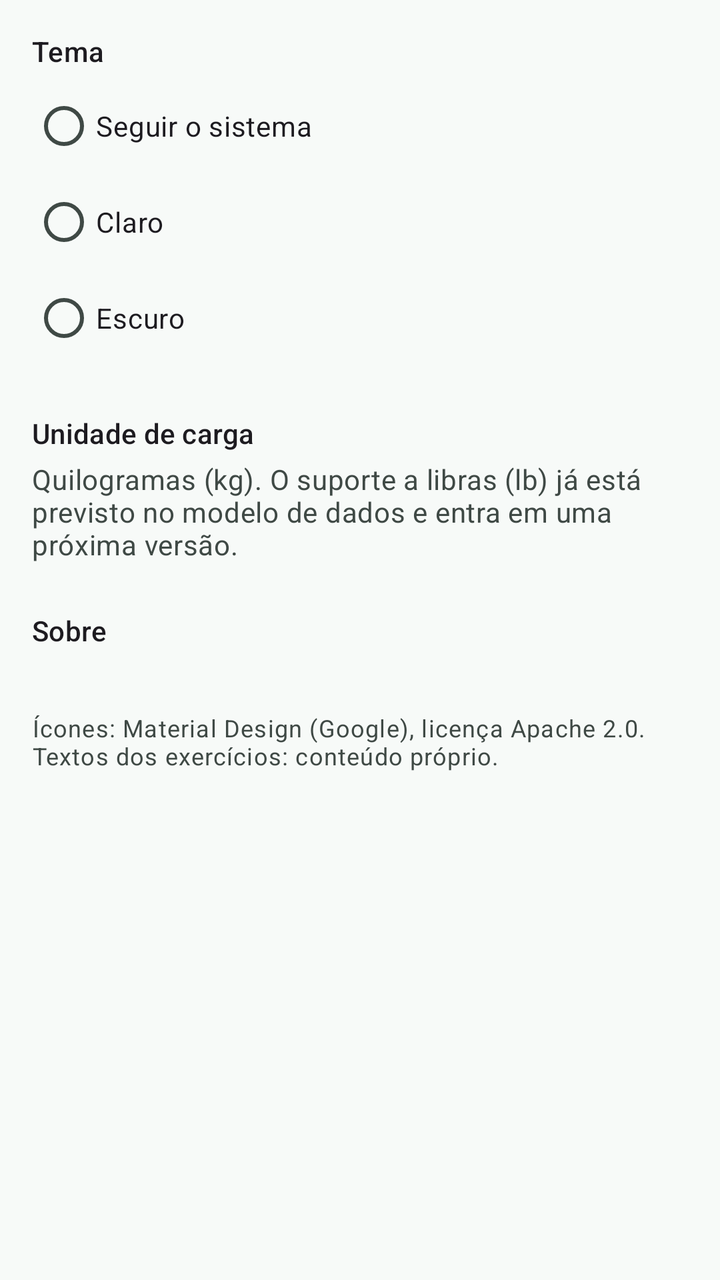
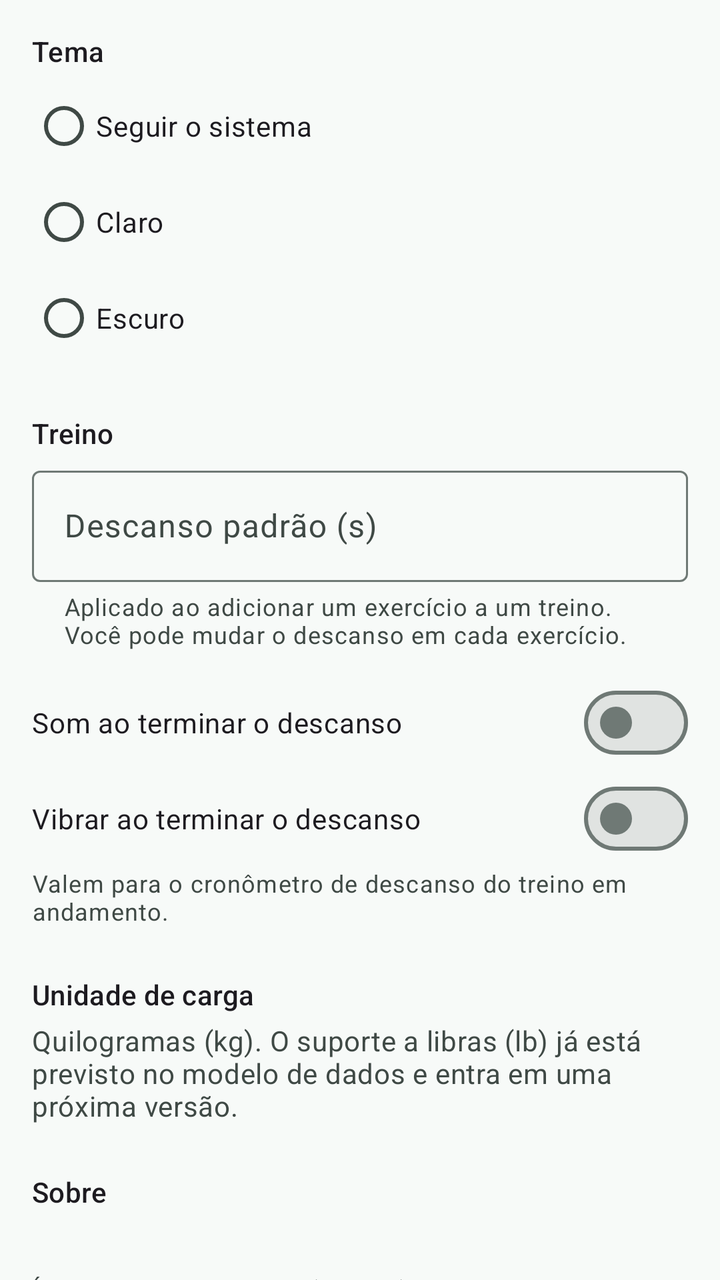

Before-and-after screenshots of an Android layout around one commit, followed by the original layout XML and the change that was made.
<!-- AndroidManifest.xml: application theme Theme.Gym -->
<!-- res/layout/fragment_settings.xml -->
<?xml version="1.0" encoding="utf-8"?>
<androidx.core.widget.NestedScrollView xmlns:android="http://schemas.android.com/apk/res/android"
    xmlns:app="http://schemas.android.com/apk/res-auto"
    android:layout_width="match_parent"
    android:layout_height="match_parent">

    <androidx.constraintlayout.widget.ConstraintLayout
        android:layout_width="match_parent"
        android:layout_height="wrap_content">

        <LinearLayout
            android:layout_width="0dp"
            android:layout_height="wrap_content"
            android:orientation="vertical"
            android:padding="@dimen/screen_margin"
            app:layout_constraintEnd_toEndOf="parent"
            app:layout_constraintStart_toStartOf="parent"
            app:layout_constraintTop_toTopOf="parent"
            app:layout_constraintWidth_max="@dimen/content_max_width">

            <TextView
                android:id="@+id/theme_title"
                android:layout_width="wrap_content"
                android:layout_height="wrap_content"
                android:accessibilityHeading="true"
                android:text="@string/settings_theme"
                android:textAppearance="?attr/textAppearanceTitleSmall" />

            <RadioGroup
                android:id="@+id/theme_group"
                android:layout_width="match_parent"
                android:layout_height="wrap_content"
                android:layout_marginTop="@dimen/space_xs">

                <RadioButton
                    android:id="@+id/theme_system"
                    android:layout_width="match_parent"
                    android:layout_height="wrap_content"
                    android:minHeight="@dimen/touch_target_min"
                    android:text="@string/settings_theme_system" />

                <RadioButton
                    android:id="@+id/theme_light"
                    android:layout_width="match_parent"
                    android:layout_height="wrap_content"
                    android:minHeight="@dimen/touch_target_min"
                    android:text="@string/settings_theme_light" />

                <RadioButton
                    android:id="@+id/theme_dark"
                    android:layout_width="match_parent"
                    android:layout_height="wrap_content"
                    android:minHeight="@dimen/touch_target_min"
                    android:text="@string/settings_theme_dark" />
            </RadioGroup>

            <TextView
                style="@style/Widget.Gym.SectionTitle"
                android:layout_width="wrap_content"
                android:layout_height="wrap_content"
                android:text="@string/settings_units" />

            <TextView
                android:layout_width="match_parent"
                android:layout_height="wrap_content"
                android:text="@string/settings_units_value"
                android:textAppearance="?attr/textAppearanceBodyMedium"
                android:textColor="?attr/colorOnSurfaceVariant" />

            <TextView
                style="@style/Widget.Gym.SectionTitle"
                android:layout_width="wrap_content"
                android:layout_height="wrap_content"
                android:text="@string/settings_about" />

            <TextView
                android:id="@+id/version"
                android:layout_width="match_parent"
                android:layout_height="wrap_content"
                android:textAppearance="?attr/textAppearanceBodyMedium" />

            <TextView
                android:layout_width="match_parent"
                android:layout_height="wrap_content"
                android:layout_marginTop="@dimen/space_s"
                android:text="@string/settings_credits"
                android:textAppearance="?attr/textAppearanceBodySmall"
                android:textColor="?attr/colorOnSurfaceVariant" />
        </LinearLayout>
    </androidx.constraintlayout.widget.ConstraintLayout>
</androidx.core.widget.NestedScrollView>
<!-- resources referenced by this layout -->
<resources>
  <dimen name="content_max_width">640dp</dimen>
  <dimen name="screen_margin">16dp</dimen>
  <dimen name="space_s">8dp</dimen>
  <dimen name="space_xs">4dp</dimen>
  <dimen name="touch_target_min">48dp</dimen>
  <string name="settings_about">Sobre</string>
  <string name="settings_credits">Ícones: Material Design (Google), licença Apache 2.0. Textos dos exercícios: conteúdo próprio.</string>
  <string name="settings_theme">Tema</string>
  <string name="settings_theme_dark">Escuro</string>
  <string name="settings_theme_light">Claro</string>
  <string name="settings_theme_system">Seguir o sistema</string>
  <string name="settings_units">Unidade de carga</string>
  <string name="settings_units_value">Quilogramas (kg). O suporte a libras (lb) já está previsto no modelo de dados e entra em uma próxima versão.</string>
  <style name="Widget.Gym.SectionTitle" parent="">
          <item name="android:textAppearance">?attr/textAppearanceTitleSmall</item>
          <item name="android:layout_marginTop">@dimen/space_xl</item>
          <item name="android:layout_marginBottom">@dimen/space_xs</item>
          <item name="android:accessibilityHeading">true</item>
      </style>
  <dimen name="space_xl">24dp</dimen>
  <color name="md_primary">#006B5A</color>
  <color name="md_on_primary">#FFFFFF</color>
  <color name="md_primary_container">#9EF2DB</color>
  <color name="md_on_primary_container">#00201A</color>
  <color name="md_secondary">#4A635C</color>
  <color name="md_on_secondary">#FFFFFF</color>
  <color name="md_secondary_container">#CCE8DF</color>
  <color name="md_on_secondary_container">#06201A</color>
  <color name="md_tertiary">#7C5800</color>
  <color name="md_on_tertiary">#FFFFFF</color>
  <color name="md_tertiary_container">#FFDEA6</color>
  <color name="md_on_tertiary_container">#271900</color>
  <color name="md_error">#BA1A1A</color>
  <color name="md_on_error">#FFFFFF</color>
  <color name="md_error_container">#FFDAD6</color>
  <color name="md_on_error_container">#410002</color>
  <color name="md_background">#F7FAF8</color>
  <color name="md_on_background">#191C1B</color>
  <color name="md_surface">#F7FAF8</color>
  <color name="md_on_surface">#191C1B</color>
  <color name="md_surface_variant">#DBE5E0</color>
  <color name="md_on_surface_variant">#3F4945</color>
  <color name="md_outline">#6F7975</color>
  <color name="md_outline_variant">#BFC9C4</color>
  <color name="md_surface_container_lowest">#FFFFFF</color>
  <color name="md_surface_container_low">#F1F4F2</color>
  <color name="md_surface_container">#EBEFEC</color>
  <color name="md_surface_container_high">#E6E9E7</color>
  <color name="md_surface_container_highest">#E0E3E1</color>
  <color name="md_inverse_surface">#2D3130</color>
  <color name="md_inverse_on_surface">#EEF2EF</color>
  <color name="md_inverse_primary">#82D5BF</color>
</resources>

<!-- the commit's change to res/layout/fragment_settings.xml (unified diff, before → after) -->
@@ -58,6 +58,58 @@
                 style="@style/Widget.Gym.SectionTitle"
                 android:layout_width="wrap_content"
                 android:layout_height="wrap_content"
+                android:text="@string/settings_workout" />
+
+            <com.google.android.material.textfield.TextInputLayout
+                android:id="@+id/rest_layout"
+                android:layout_width="match_parent"
+                android:layout_height="wrap_content"
+                android:hint="@string/settings_rest_default"
+                app:helperText="@string/settings_rest_default_helper"
+                app:helperTextEnabled="true">
+
+                <com.google.android.material.textfield.TextInputEditText
+                    android:id="@+id/rest_input"
+                    android:layout_width="match_parent"
+                    android:layout_height="wrap_content"
+                    android:imeOptions="actionDone"
+                    android:importantForAutofill="no"
+                    android:inputType="number"
+                    android:maxLength="4" />
+            </com.google.android.material.textfield.TextInputLayout>
+
+            <com.google.android.material.chip.ChipGroup
+                android:id="@+id/rest_chips"
+                android:layout_width="match_parent"
+                android:layout_height="wrap_content"
+                android:layout_marginTop="@dimen/space_xs" />
+
+            <com.google.android.material.materialswitch.MaterialSwitch
+                android:id="@+id/switch_sound"
+                android:layout_width="match_parent"
+                android:layout_height="wrap_content"
+                android:layout_marginTop="@dimen/space_s"
+                android:minHeight="@dimen/touch_target_min"
+                android:text="@string/settings_rest_sound" />
+
+            <com.google.android.material.materialswitch.MaterialSwitch
+                android:id="@+id/switch_vibration"
+                android:layout_width="match_parent"
+                android:layout_height="wrap_content"
+                android:minHeight="@dimen/touch_target_min"
+                android:text="@string/settings_rest_vibration" />
+
+            <TextView
+                android:layout_width="match_parent"
+                android:layout_height="wrap_content"
+                android:text="@string/settings_rest_alerts_helper"
+                android:textAppearance="?attr/textAppearanceBodySmall"
+                android:textColor="?attr/colorOnSurfaceVariant" />
+
+            <TextView
+                style="@style/Widget.Gym.SectionTitle"
+                android:layout_width="wrap_content"
+                android:layout_height="wrap_content"
                 android:text="@string/settings_units" />
 
             <TextView
<!-- resource entries referenced after the edit -->
@@ -7,12 +7,18 @@
   <dimen name="touch_target_min">48dp</dimen>
   <string name="settings_about">Sobre</string>
   <string name="settings_credits">Ícones: Material Design (Google), licença Apache 2.0. Textos dos exercícios: conteúdo próprio.</string>
+  <string name="settings_rest_alerts_helper">Valem para o cronômetro de descanso do treino em andamento.</string>
+  <string name="settings_rest_default">Descanso padrão (s)</string>
+  <string name="settings_rest_default_helper">Aplicado ao adicionar um exercício a um treino. Você pode mudar o descanso em cada exercício.</string>
+  <string name="settings_rest_sound">Som ao terminar o descanso</string>
+  <string name="settings_rest_vibration">Vibrar ao terminar o descanso</string>
   <string name="settings_theme">Tema</string>
   <string name="settings_theme_dark">Escuro</string>
   <string name="settings_theme_light">Claro</string>
   <string name="settings_theme_system">Seguir o sistema</string>
   <string name="settings_units">Unidade de carga</string>
   <string name="settings_units_value">Quilogramas (kg). O suporte a libras (lb) já está previsto no modelo de dados e entra em uma próxima versão.</string>
+  <string name="settings_workout">Treino</string>
   <style name="Widget.Gym.SectionTitle" parent="">
           <item name="android:textAppearance">?attr/textAppearanceTitleSmall</item>
           <item name="android:layout_marginTop">@dimen/space_xl</item>
